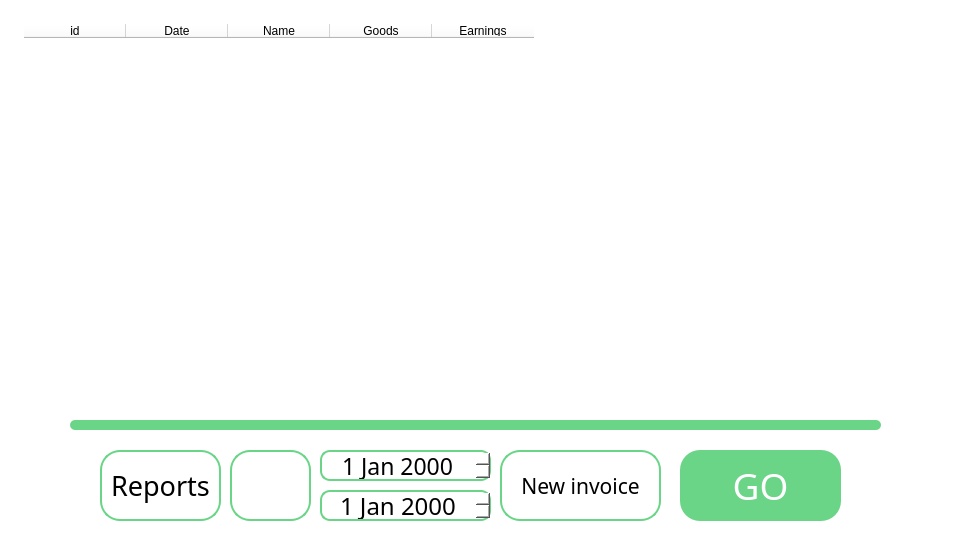
Before: the Qt Designer form uis/invoices/Invoices.ui in exorevan/Invoices-application--PyQT6-, drawn with Qt 5.
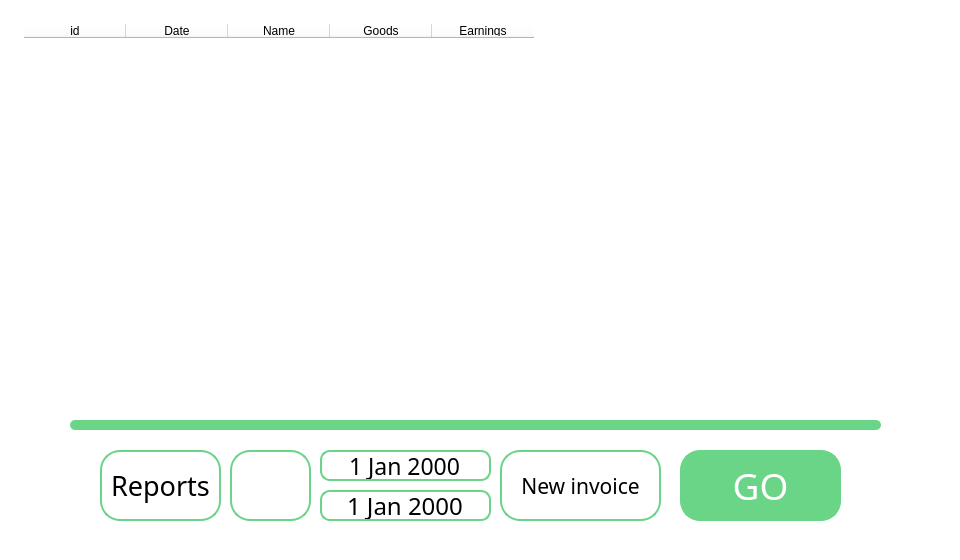
After: the same form once the commit is applied. Icons and pictures are not drawn.

Commit message: Added non-fixed sizes of the window and better plots on the page Plots. Added awesome animation to buttons

The edit to the form file:
```diff
--- a/uis/invoices/Invoices.ui
+++ b/uis/invoices/Invoices.ui
@@ -49,6 +49,9 @@
    <property name="alignment">
     <set>Qt::AlignCenter</set>
    </property>
+   <property name="buttonSymbols">
+    <enum>QAbstractSpinBox::NoButtons</enum>
+   </property>
   </widget>
   <widget class="QDateEdit" name="datePicker1">
    <property name="geometry">
@@ -82,6 +85,9 @@
    <property name="alignment">
     <set>Qt::AlignCenter</set>
    </property>
+   <property name="buttonSymbols">
+    <enum>QAbstractSpinBox::NoButtons</enum>
+   </property>
   </widget>
   <widget class="QPushButton" name="showInvoicesButton">
    <property name="geometry">
@@ -99,9 +105,22 @@
     </font>
    </property>
    <property name="styleSheet">
-    <string notr="true">background-color: #6ad487;
+    <string notr="true">
+QPushButton{
+background-color: #6ad487;
 border-radius: 20;
 color: white; 
+
+border: 2px solid #6ad487;
+}
+
+QPushButton:hover {
+
+	
+	
+	border-color: rgb(255, 255, 255);
+	font: 28pt &quot;Broadway&quot;;
+}
 </string>
    </property>
    <property name="text">
```
Left out of the diff: 51 changed lines with no effect on the pictures. The commit also changes 5 other files.
